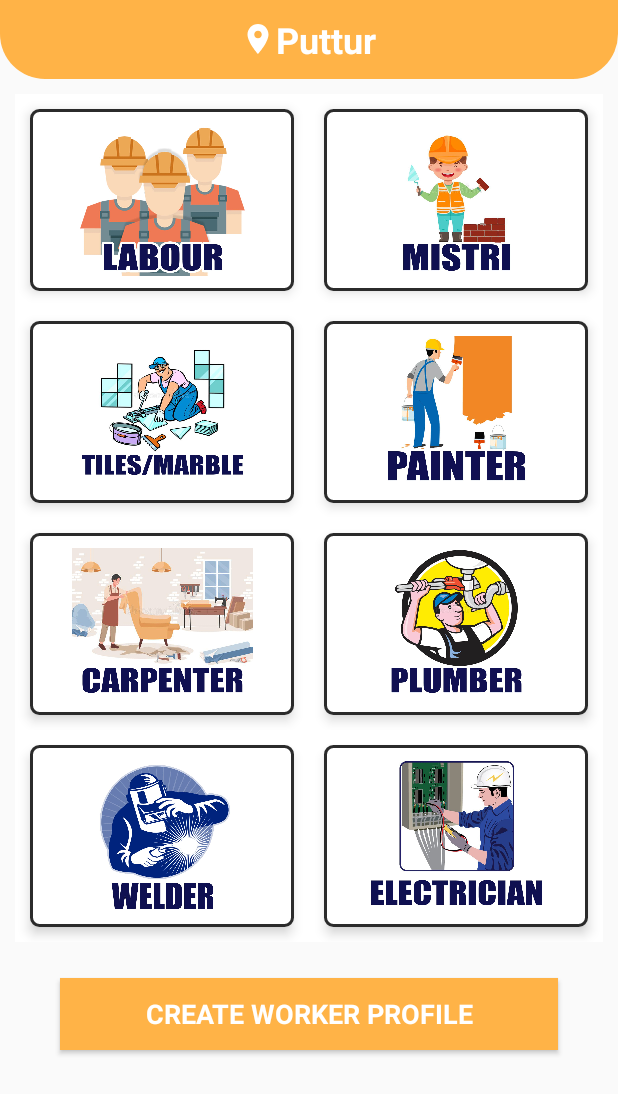
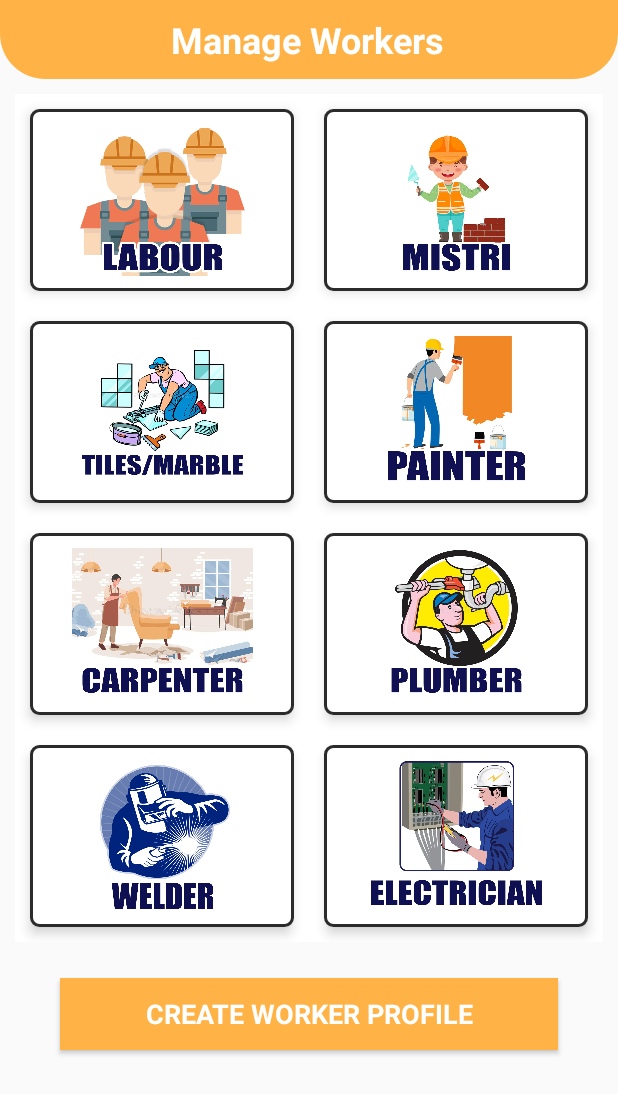
Before and after one commit to ashikbright/AdminModule, an Android app: the WorkerMod screen opened directly, with no data from a screen before it, on a phone screen of 412 x 824 dp. Shown: the top 1094 px of the screen. Run offline under Robolectric (Android 15) with nearby library versions, the light colour scheme and no system bars; Roboto replaces fonts that are not available here.

Commit message:
design updated. initial commit.

```diff
--- a/app/src/main/java/com/ashik/adminmodule/ProfileFragment.java
+++ b/app/src/main/java/com/ashik/adminmodule/ProfileFragment.java
@@ -63,7 +63,6 @@ public class ProfileFragment extends Fragment {
 
         storageReference = storage.getReference().child("Admin/" + FirebaseAuth.getInstance().getUid() + "/profile.jpg");
         progressBar.setVisibility(View.VISIBLE);
-        Toast.makeText(getActivity(), storageReference.toString(), Toast.LENGTH_LONG).show();
         loadProfileImageFromFirebase();
 
         try {
--- a/app/src/main/java/com/ashik/adminmodule/WorkerMod.java
+++ b/app/src/main/java/com/ashik/adminmodule/WorkerMod.java
@@ -18,7 +18,7 @@ public class WorkerMod extends AppCompatActivity {
        addprofile.setOnClickListener(new View.OnClickListener() {
            @Override
            public void onClick(View v) {
-               Intent intent=new Intent(WorkerMod.this,WorkerMgmt.class);
+               Intent intent=new Intent(WorkerMod.this, WorkerMgmt.class);
                startActivity(intent);
            }
        });
--- a/app/src/main/res/layout/activity_worker_mgmt.xml
+++ b/app/src/main/res/layout/activity_worker_mgmt.xml
@@ -27,7 +27,7 @@
             android:layout_width="wrap_content"
             android:layout_height="wrap_content"
             android:fontFamily="@font/roboto"
-            android:text="Add new Worker"
+            android:text="@string/add_new_worker"
             android:textColor="#000000"
             android:textSize="24sp"
             android:textStyle="bold"
--- a/app/src/main/res/layout/activity_worker_mod.xml
+++ b/app/src/main/res/layout/activity_worker_mod.xml
@@ -32,9 +32,8 @@
                     android:id="@+id/textView10"
                     android:layout_width="wrap_content"
                     android:layout_height="wrap_content"
-                    android:drawableStart="@drawable/ic_location"
                     android:fontFamily="@font/roboto"
-                    android:text="@string/puttur"
+                    android:text="Manage Workers"
                     android:textColor="#FFFFFFFF"
                     android:textSize="24sp"
                     android:textStyle="bold"
--- a/app/src/main/res/values/strings.xml
+++ b/app/src/main/res/values/strings.xml
@@ -42,8 +42,8 @@
     <string name="on_demand_services">On-Demand Services</string>
     <string name="_24_7_available">24/7 Available</string>
     <string name="todo">TODO</string>
-    <string name="puttur">Puttur</string>
     <string name="worker_type">Worker Type</string>
+    <string name="add_new_worker">Add new Worker</string>
 
 
 </resources>
```
Also changed, not shown: 2 other files.
